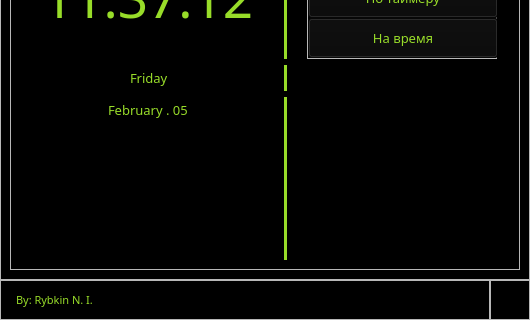
First picture: the form in ui/main.ui, repository rybkinn/ShutdownPC, before the edit; both pictures show x 0 to 530 and y 280 to 600 of the 530 by 600 pixel window.
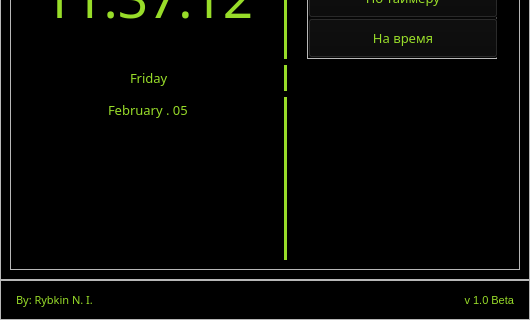
Second picture: the form after the edit. Icons and pictures are not drawn.

Diff of the .ui file:
```diff
--- a/ui/main.ui
+++ b/ui/main.ui
@@ -1814,7 +1814,7 @@
             <property name="frameShadow">
              <enum>QFrame::Raised</enum>
             </property>
-            <layout class="QVBoxLayout" name="verticalLayout_3">
+            <layout class="QHBoxLayout" name="horizontalLayout_13">
              <property name="spacing">
               <number>0</number>
              </property>
@@ -1825,7 +1825,7 @@
               <number>0</number>
              </property>
              <property name="rightMargin">
-              <number>0</number>
+              <number>15</number>
              </property>
              <property name="bottomMargin">
               <number>0</number>
@@ -1846,28 +1846,31 @@
                </property>
               </widget>
              </item>
+             <item>
+              <widget class="QLabel" name="label_bottom_2">
+               <property name="font">
+                <font>
+                 <family>Arial</family>
+                 <pointsize>8</pointsize>
+                 <italic>false</italic>
+                 <underline>false</underline>
+                 <strikeout>false</strikeout>
+                </font>
+               </property>
+               <property name="styleSheet">
+                <string notr="true">color: rgb(152, 220, 41);</string>
+               </property>
+               <property name="text">
+                <string>v 1.0 Beta</string>
+               </property>
+               <property name="alignment">
+                <set>Qt::AlignRight|Qt::AlignTrailing|Qt::AlignVCenter</set>
+               </property>
+              </widget>
+             </item>
             </layout>
            </widget>
           </item>
-          <item>
-           <widget class="QFrame" name="frame_grip">
-            <property name="maximumSize">
-             <size>
-              <width>40</width>
-              <height>40</height>
-             </size>
-            </property>
-            <property name="styleSheet">
-             <string notr="true">padding: 5px;</string>
-            </property>
-            <property name="frameShape">
-             <enum>QFrame::StyledPanel</enum>
-            </property>
-            <property name="frameShadow">
-             <enum>QFrame::Raised</enum>
-            </property>
-           </widget>
-          </item>
          </layout>
         </widget>
        </item>
```
Left out of the diff: 14 changed lines with no effect on the pictures.
